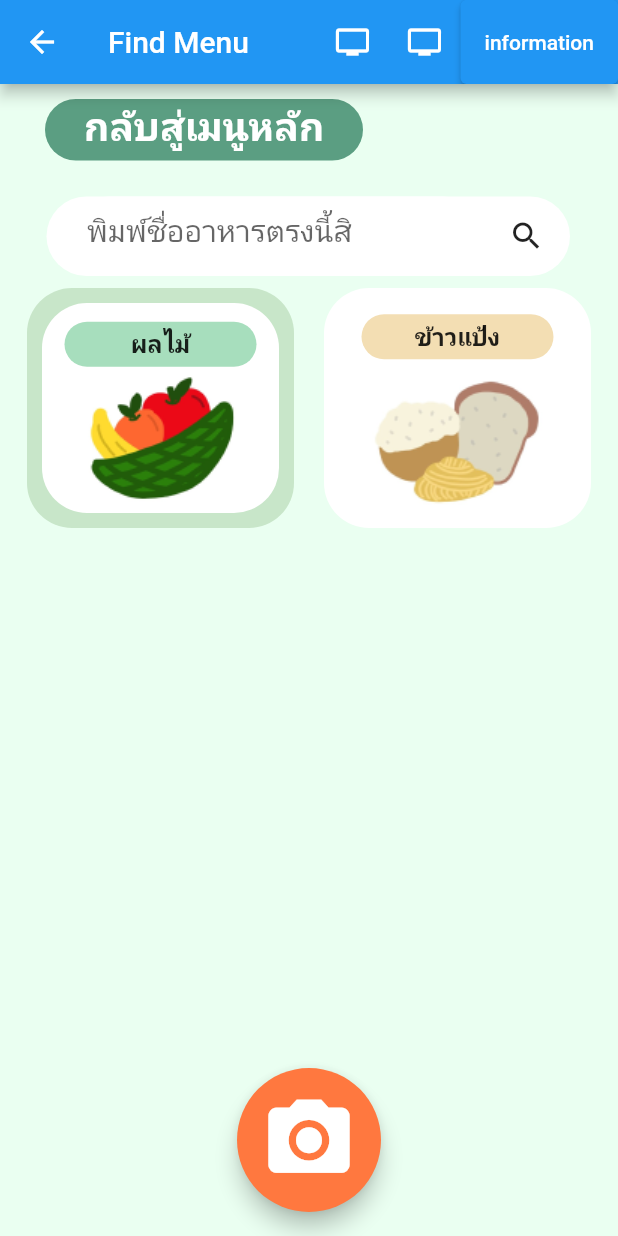
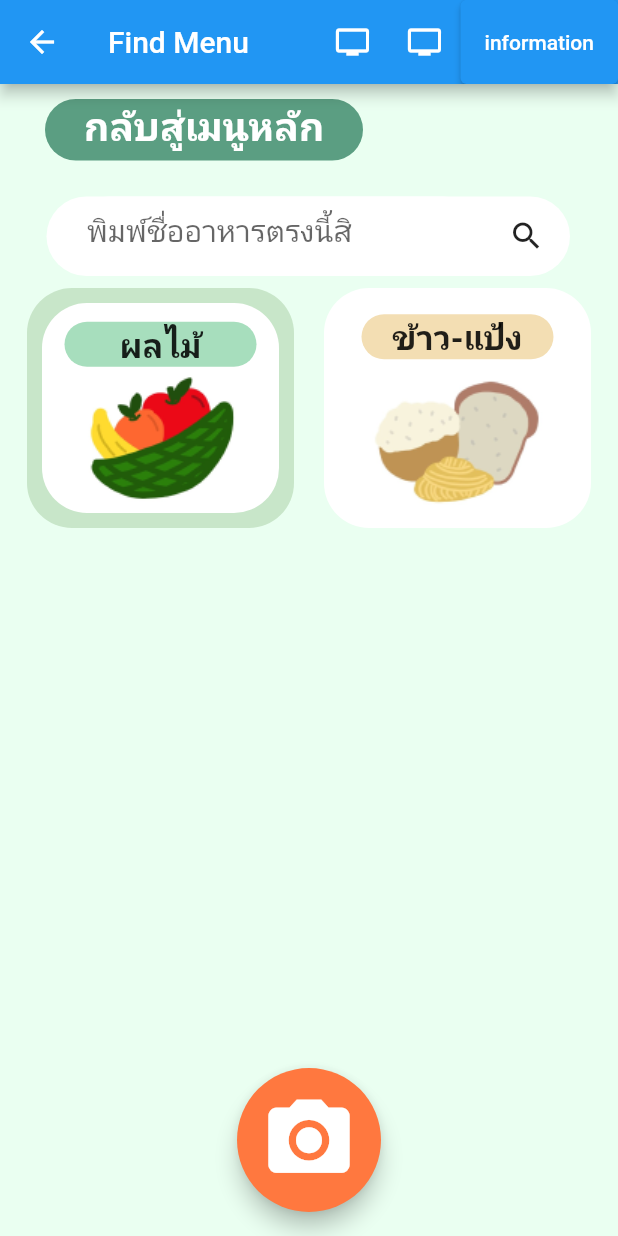
Before and after one commit to AINutritionProject/KinDeeUDee, a Flutter app: the MenuPage screen opened directly, on a phone screen of 412 x 824 dp. Run offline on Flutter 3.47's test engine with Material 2 defaults, Android fonts, the phone set to English and light mode, and no system bars; our stand-ins replace camera, cloud_firestore, csv, dotted_border, firebase_auth, firebase_core and 6 more; missing offline and left inert: dart:ffi; accounts and stored records are empty.

Commit message:
resize text

```diff
--- a/lib/pages/menu.dart
+++ b/lib/pages/menu.dart
@@ -138,7 +138,7 @@ class MenuPage extends StatelessWidget {
                                     const RealAllFoodPage(type: "Flour")));
                           },
                           child: const MenuTypeIcon(
-                            name: "ข้าวแป้ง",
+                            name: "ข้าว-แป้ง",
                             color: Colors.white,
                             colorIcon: Color.fromRGBO(243, 222, 179, 1),
                             imageAssetPath: "assets/images/Menu/rice.png",
@@ -201,8 +201,8 @@ class MenuTypeIcon extends StatelessWidget {
                       child: Text(
                         name,
                         textAlign: TextAlign.center,
-                        style: TextStyle(
-                            fontSize: 16, fontWeight: FontWeight.w700),
+                        style: const TextStyle(
+                            fontSize: 22, fontWeight: FontWeight.w700),
                       ),
                     )),
               ),
```
